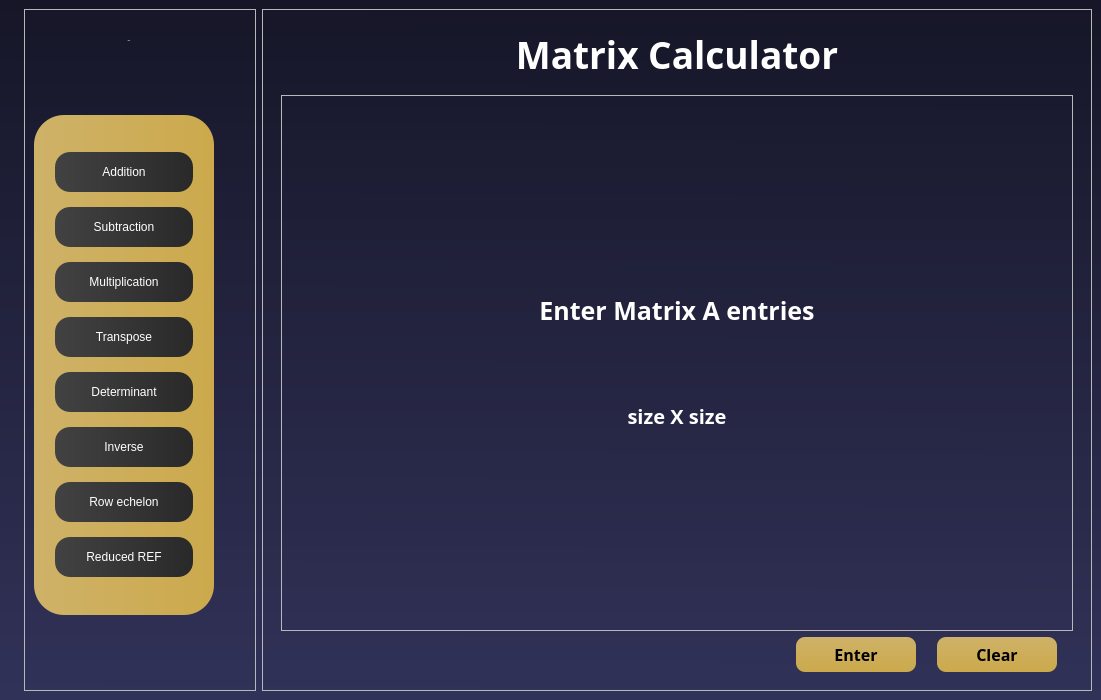
The window that qt files/matrix-calculator/matrixcalcu.ui (potakaaa/matrix-calculator) describes before a commit, drawn with Qt 5.
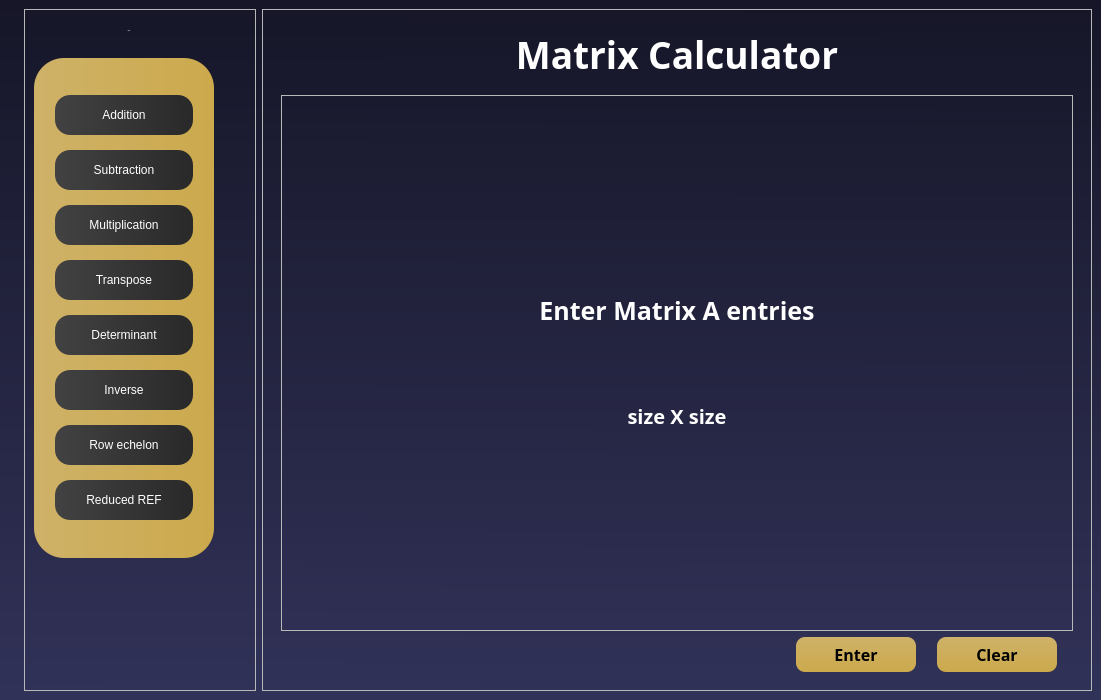
The same window after the commit.

Commit message: Added window logo

Diff of the .ui file:
```diff
--- a/qt files/matrix-calculator/matrixcalcu.ui
+++ b/qt files/matrix-calculator/matrixcalcu.ui
@@ -237,7 +237,7 @@
          <property name="sizeHint" stdset="0">
           <size>
            <width>20</width>
-           <height>20</height>
+           <height>10</height>
           </size>
          </property>
         </spacer>
@@ -271,10 +271,13 @@
          <property name="orientation">
           <enum>Qt::Vertical</enum>
          </property>
+         <property name="sizeType">
+          <enum>QSizePolicy::Fixed</enum>
+         </property>
          <property name="sizeHint" stdset="0">
           <size>
            <width>20</width>
-           <height>40</height>
+           <height>20</height>
           </size>
          </property>
         </spacer>
```
The commit also changes 3 other files.
